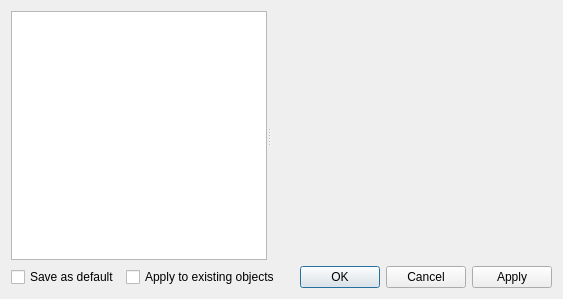
The window that src/libkstapp/dialog.ui (Kst-plot/kst) describes before a commit, drawn with Qt 5.
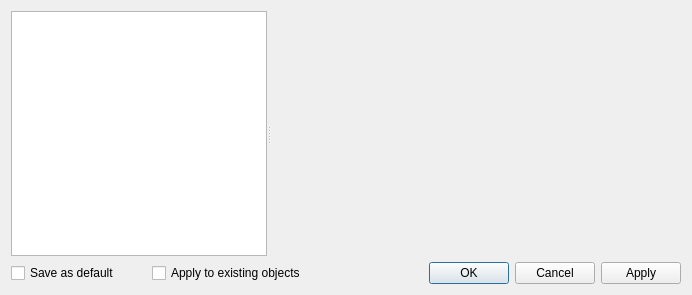
The same window after the commit.

Diff of the .ui file:
```diff
--- a/src/libkstapp/dialog.ui
+++ b/src/libkstapp/dialog.ui
@@ -9,8 +9,8 @@
    <rect>
     <x>0</x>
     <y>0</y>
-    <width>563</width>
-    <height>299</height>
+    <width>692</width>
+    <height>295</height>
    </rect>
   </property>
   <property name="sizePolicy">
@@ -23,7 +23,7 @@
    <bool>false</bool>
   </property>
   <layout class="QGridLayout" name="gridLayout">
-   <item row="0" column="0" colspan="3">
+   <item row="0" column="0" colspan="4">
     <layout class="QGridLayout">
      <property name="spacing">
       <number>0</number>
@@ -127,15 +127,14 @@
      </item>
     </layout>
    </item>
-   <item row="1" column="0">
-    <widget class="QCheckBox" name="_saveAsDefault">
-     <property name="text">
-      <string>Save as default</string>
-     </property>
-    </widget>
-   </item>
-   <item row="1" column="2">
+   <item row="1" column="3">
     <widget class="QDialogButtonBox" name="_buttonBox">
+     <property name="sizePolicy">
+      <sizepolicy hsizetype="Fixed" vsizetype="Fixed">
+       <horstretch>0</horstretch>
+       <verstretch>0</verstretch>
+      </sizepolicy>
+     </property>
      <property name="orientation">
       <enum>Qt::Horizontal</enum>
      </property>
@@ -144,7 +143,14 @@
      </property>
     </widget>
    </item>
-   <item row="1" column="1">
+   <item row="1" column="0">
+    <widget class="QCheckBox" name="_saveAsDefault">
+     <property name="text">
+      <string>Save as default</string>
+     </property>
+    </widget>
+   </item>
+   <item row="1" column="1" colspan="2">
     <widget class="QCheckBox" name="_applyToExisting">
      <property name="text">
       <string>Apply to existing objects</string>
```
Left out of the diff: 2 changed lines with no effect on the pictures.
